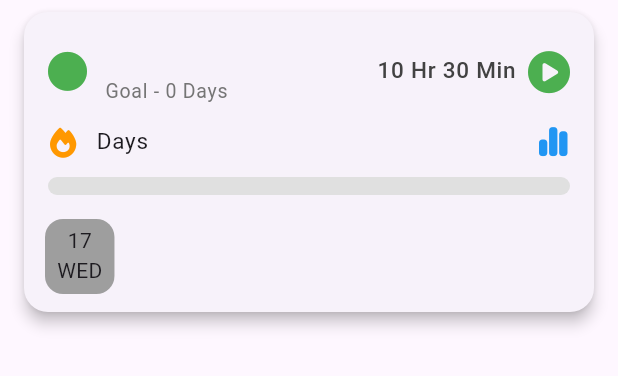
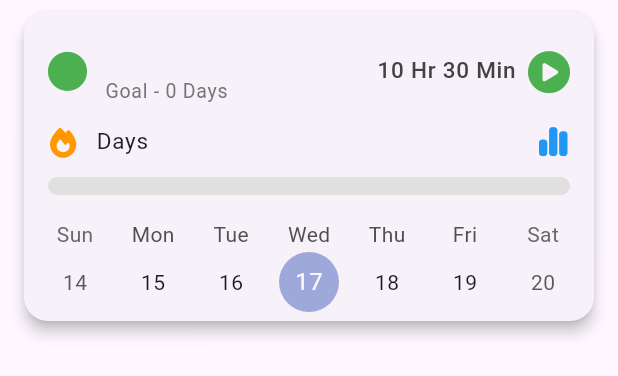
Before and after one commit to sahil-ingle/niyama, a Flutter app: the MyHabitsCard widget shown alone on an empty page, opened directly with empty values, after a tap on an icon or button, on a phone screen of 412 x 824 dp. Shown: the top 376 px of the screen. Run offline on Flutter 3.47's test engine with Material 3 defaults, Android fonts, the phone set to English and light mode, and no system bars; drawn by our look-alikes of percent_indicator, table_calendar; our stand-ins replace animated_custom_dropdown, flutter_toggle_tab, hive, hive_flutter, icons_plus; missing offline and left inert: time_picker_spinner_pop_up; accounts and stored records are empty.

Commit message:
added calender

```diff
--- a/lib/widgets/my_habits_card.dart
+++ b/lib/widgets/my_habits_card.dart
@@ -2,6 +2,7 @@ import 'package:flutter/material.dart';
 import 'package:intl/intl.dart';
 import 'package:percent_indicator/percent_indicator.dart';
 import 'package:icons_plus/icons_plus.dart';
+import 'package:table_calendar/table_calendar.dart';
 
 class MyHabitsCard extends StatefulWidget {
   const MyHabitsCard({
@@ -34,10 +35,47 @@ class MyHabitsCard extends StatefulWidget {
 
 class _MyHabitsCardState extends State<MyHabitsCard> {
   bool isPlaying = false;
-  final List<DateTime> dates = [DateTime.now()];
+  late List<DateTime> dates;
+
+  final ScrollController _scrollController = ScrollController();
+
+  // Define item width (must include margin/padding if you use them)
+  final double itemWidth = 116; // 100 width + 16 margin (8 left + 8 right)
+
+  @override
+  void initState() {
+    super.initState();
+
+    WidgetsBinding.instance.addPostFrameCallback((_) {
+      int targetIndex = 15;
+
+      double screenWidth = MediaQuery.of(context).size.width;
+      double offset =
+          (itemWidth * targetIndex) - (screenWidth / 2) + (itemWidth / 2);
+
+      if (offset < 0) offset = 0;
+
+      _scrollController.jumpTo(offset);
+    });
+  }
+
+  List<DateTime> datesGenerator() {
+    List<DateTime> dates = [];
+
+    DateTime start = DateTime.now().subtract(Duration(days: 30));
+
+    for (int i = 0; i < 60; i++) {
+      dates.add(start);
+      start = start.add(Duration(days: 1));
+    }
+
+    return dates;
+  }
 
   @override
   Widget build(BuildContext context) {
+    dates = datesGenerator();
+
     return Card(
       margin: EdgeInsets.symmetric(horizontal: 16, vertical: 8),
       shape: RoundedRectangleBorder(borderRadius: BorderRadius.circular(16)),
@@ -50,7 +88,7 @@ class _MyHabitsCardState extends State<MyHabitsCard> {
         ),
         shape: RoundedRectangleBorder(borderRadius: BorderRadius.circular(16)),
         tilePadding: const EdgeInsets.symmetric(horizontal: 16, vertical: 8),
-
+        childrenPadding: const EdgeInsets.symmetric(horizontal: 8),
         title: Column(
           children: [
             Row(
@@ -150,29 +188,27 @@ class _MyHabitsCardState extends State<MyHabitsCard> {
         ),
 
         children: [
-          SizedBox(
-            height: 62,
-            child: Padding(
-              padding: const EdgeInsets.only(bottom: 12, left: 12, right: 12),
-              child: ListView.builder(
-                scrollDirection: Axis.horizontal,
-                itemCount: dates.length,
-                itemBuilder: (context, index) {
-                  String date = DateFormat('dd').format(dates[index]);
-                  String day = DateFormat(
-                    'EEE',
-                  ).format(dates[index]).toUpperCase();
+          TableCalendar(
+            calendarFormat: CalendarFormat.week,
+            headerVisible: false,
+            firstDay: DateTime.utc(2010, 10, 16),
+            lastDay: DateTime.utc(2030, 3, 14),
+            focusedDay: DateTime.now(),
 
-                  return Container(
-                    padding: EdgeInsets.symmetric(horizontal: 8, vertical: 4),
-                    margin: EdgeInsets.symmetric(horizontal: 2),
-                    decoration: BoxDecoration(
-                      borderRadius: BorderRadius.circular(12),
-                      color: Colors.grey,
-                    ),
-                    child: Column(children: [Text(date), Text(day)]),
-                  );
-                },
+            // highlight if the day exists in streakDates
+            selectedDayPredicate: (day) {
+              final dateKey = DateFormat('dd-MM-yyyy').format(day);
+              return widget.streakDates.containsKey(dateKey);
+            },
+
+            calendarStyle: CalendarStyle(
+              selectedDecoration: BoxDecoration(
+                color: Colors.blue,
+                shape: BoxShape.circle,
+              ),
+              selectedTextStyle: TextStyle(
+                color: Colors.white,
+                fontWeight: FontWeight.bold,
               ),
             ),
           ),
--- a/pubspec.yaml
+++ b/pubspec.yaml
@@ -16,6 +16,7 @@ dependencies:
   icons_plus: ^5.0.0
   intl: ^0.19.0
   percent_indicator: ^4.2.5
+  table_calendar: ^3.1.3
   time_picker_spinner_pop_up: ^2.0.0
 
 dev_dependencies:
```
Also changed, not shown: pubspec.lock.
